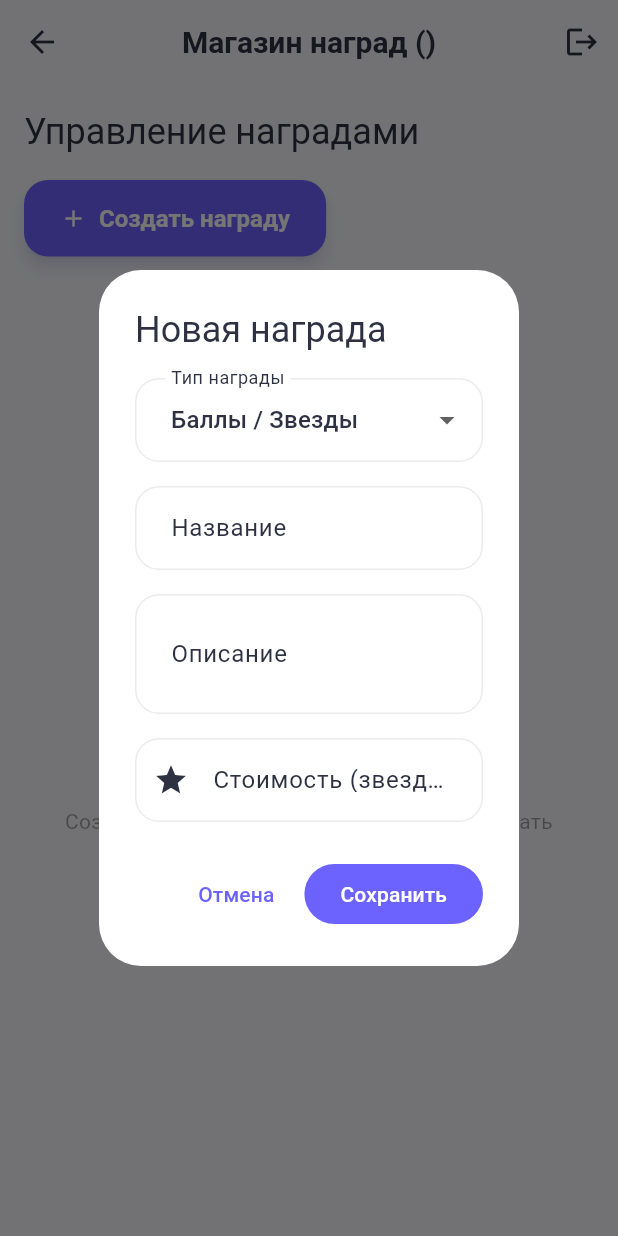
After one commit to artmikh/kids-task-tracker-v4, a Flutter app: the RewardsScreen screen opened by its route, after a tap on "Создать награду", on a phone screen of 412 x 824 dp. The commit adds this screen. Run offline on Flutter 3.47's test engine with Material 3 defaults, Android fonts, the phone set to English and light mode, and no system bars; our stand-ins replace cloud_firestore, firebase_auth, firebase_core, flutter_riverpod, go_router; accounts and stored records are empty; Roboto replaces fonts that are missing (PlusJakartaSans).

Commit message:
Rewards_beta_0.1

```diff
--- /dev/null
+++ b/lib/features/rewards/data/reward_repository.dart
@@ -0,0 +1,55 @@
+import 'package:cloud_firestore/cloud_firestore.dart';
+import 'package:firebase_auth/firebase_auth.dart';
+import '../domain/reward_model.dart';
+
+class RewardRepository {
+  final FirebaseFirestore _firestore;
+  final FirebaseAuth _auth;
+
+  RewardRepository({
+    FirebaseFirestore? firestore,
+    FirebaseAuth? auth,
+  })  : _firestore = firestore ?? FirebaseFirestore.instance,
+        _auth = auth ?? FirebaseAuth.instance;
+
+  CollectionReference get _rewardsCollection => _firestore.collection('rewards');
+
+  String? get currentUid => _auth.currentUser?.uid;
+
+  /// Поток списка наград для текущего родителя
+  Stream<List<Reward>> getMyRewardsStream() {
+    final parentId = currentUid;
+    if (parentId == null) return Stream.value([]);
+
+    return _rewardsCollection
+        .where('parentId', isEqualTo: parentId)
+        .orderBy('createdAt', descending: true)
+        .snapshots()
+        .map((snapshot) => snapshot.docs
+            .map((doc) => Reward.fromFirestore(doc))
+            .toList());
+  }
+
+  /// Создать награду
+  Future<void> addReward(Reward reward) async {
+    if (currentUid == null) throw Exception('Не авторизован');
+    await _rewardsCollection.add(reward.toMap());
+  }
+
+  /// Обновить награду (например, отметить подарок как выполненное или изменить цену)
+  Future<void> updateReward(Reward reward) async {
+    await _rewardsCollection.doc(reward.id).update(reward.toMap());
+  }
+
+  /// Удалить награду
+  Future<void> deleteReward(String rewardId) async {
+    await _rewardsCollection.doc(rewardId).delete();
+  }
+
+  /// Получить одну награду по ID
+  Future<Reward?> getRewardById(String id) async {
+    final doc = await _rewardsCollection.doc(id).get();
+    if (doc.exists) return Reward.fromFirestore(doc);
+    return null;
+  }
+}
--- /dev/null
+++ b/lib/features/rewards/domain/reward_model.dart
@@ -0,0 +1,110 @@
+import 'package:cloud_firestore/cloud_firestore.dart';
+
+enum RewardType {
+  points,          // Баллы (виртуальная валюта внутри приложения, если захотим расширить)
+  gift,            // Реальный подарок (игрушка, поход в кино)
+  screenTime,      // Время на гаджете (минуты)
+  // future types: specialActivity, chooseDinner, etc.
+}
+
+class Reward {
+  final String id;
+  final String parentId;       // Кто создал (владелец награды)
+  final String? childId;       // Если награда персональная (опционально, пока null = для всех детей)
+  final String title;
+  final String description;
+  final RewardType type;
+  final int costInStars;       // Стоимость в звездах (для screen_time и points). Для gift может быть 0 или условная цена.
+  final int durationMinutes;   // Для типа screen_time (сколько минут добавляется)
+  final bool isCompleted;      // Для типа gift (выполнено ли обещание)
+  final DateTime createdAt;
+
+  Reward({
+    required this.id,
+    required this.parentId,
+    this.childId,
+    required this.title,
+    required this.description,
+    required this.type,
+    this.costInStars = 0,
+    this.durationMinutes = 0,
+    this.isCompleted = false,
+    required this.createdAt,
+  });
+
+  factory Reward.fromFirestore(DocumentSnapshot doc) {
+    final data = doc.data() as Map<String, dynamic>;
+    return Reward(
+      id: doc.id,
+      parentId: data['parentId'] ?? '',
+      childId: data['childId'],
+      title: data['title'] ?? 'Без названия',
+      description: data['description'] ?? '',
+      type: RewardType.values.firstWhere(
+        (e) => e.name == data['type'],
+        orElse: () => RewardType.gift,
+      ),
+      costInStars: data['costInStars'] ?? 0,
+      durationMinutes: data['durationMinutes'] ?? 0,
+      isCompleted: data['isCompleted'] ?? false,
+      createdAt: (data['createdAt'] as Timestamp?)?.toDate() ?? DateTime.now(),
+    );
+  }
+
+  Map<String, dynamic> toMap() {
+    return {
+      'parentId': parentId,
+      'childId': childId,
+      'title': title,
+      'description': description,
+      'type': type.name,
+      'costInStars': costInStars,
+      'durationMinutes': durationMinutes,
+      'isCompleted': isCompleted,
+      'createdAt': Timestamp.fromDate(createdAt),
+    };
+  }
+
+  Reward copyWith({
+    String? id,
+    String? parentId,
+    String? childId,
+    String? title,
+    String? description,
+    RewardType? type,
+    int? costInStars,
+    int? durationMinutes,
+    bool? isCompleted,
+    DateTime? createdAt,
+  }) {
+    return Reward(
+      id: id ?? this.id,
+      parentId: parentId ?? this.parentId,
+      childId: childId ?? this.childId,
+      title: title ?? this.title,
+      description: description ?? this.description,
+      type: type ?? this.type,
+      costInStars: costInStars ?? this.costInStars,
+      durationMinutes: durationMinutes ?? this.durationMinutes,
+      isCompleted: isCompleted ?? this.isCompleted,
+      createdAt: createdAt ?? this.createdAt,
+    );
+  }
+
+  // Helper для отображения иконки типа
+  String get iconData {
+    switch (type) {
+      case RewardType.points: return '💰';
+      case RewardType.gift: return '🎁';
+      case RewardType.screenTime: return '📱';
+    }
+  }
+
+  String get typeLabel {
+    switch (type) {
+      case RewardType.points: return 'Баллы';
+      case RewardType.gift: return 'Подарок';
+      case RewardType.screenTime: return 'Время гаджета';
+    }
+  }
+}
--- /dev/null
+++ b/lib/features/rewards/presentation/rewards_screen.dart
@@ -0,0 +1,357 @@
+import 'package:flutter/material.dart';
+import 'package:flutter_riverpod/flutter_riverpod.dart';
+import 'package:go_router/go_router.dart';
+import '../data/reward_repository.dart';
+import '../domain/reward_model.dart';
+import '../../auth/presentation/auth_provider.dart';
+import '../../user/domain/user_profile.dart'; // Добавлен импорт
+
+// --- PROVIDERS ---
+
+final rewardRepositoryProvider = Provider<RewardRepository>((ref) {
+  return RewardRepository();
+});
+
+final myRewardsProvider = StreamProvider<List<Reward>>((ref) {
+  final repo = ref.watch(rewardRepositoryProvider);
+  return repo.getMyRewardsStream();
+});
+
+final rewardControllerProvider = StateNotifierProvider<RewardController, RewardState>((ref) {
+  return RewardController(ref.watch(rewardRepositoryProvider));
+});
+
+class RewardState {
+  final bool isLoading;
+  final String? error;
+
+  RewardState({this.isLoading = false, this.error});
+
+  RewardState copyWith({bool? isLoading, String? error}) {
+    return RewardState(
+      isLoading: isLoading ?? this.isLoading,
+      error: error,
+    );
+  }
+}
+
+class RewardController extends StateNotifier<RewardState> {
+  final RewardRepository _repo;
+
+  RewardController(this._repo) : super(RewardState());
+
+  // Исправлено: создаем объект Reward внутри контроллера
+  Future<bool> addReward(RewardType type, String title, String description, int costInStars) async {
+    state = state.copyWith(isLoading: true, error: null);
+    try {
+      final newReward = Reward(
+        id: '', // ID сгенерируется в Firestore
+        parentId: '', // Репозиторий сам подставит текущий UID
+        type: type,
+        title: title,
+        description: description,
+        costInStars: costInStars, // Используем правильное имя поля
+        createdAt: DateTime.now(),
+      );
+      await _repo.addReward(newReward);
+      state = state.copyWith(isLoading: false);
+      return true;
+    } catch (e) {
+      state = state.copyWith(isLoading: false, error: e.toString().replaceAll('Exception: ', ''));
+      return false;
+    }
+  }
+
+  Future<bool> updateReward(Reward reward) async {
+    state = state.copyWith(isLoading: true, error: null);
+    try {
+      await _repo.updateReward(reward);
+      state = state.copyWith(isLoading: false);
+      return true;
+    } catch (e) {
+      state = state.copyWith(isLoading: false, error: e.toString().replaceAll('Exception: ', ''));
+      return false;
+    }
+  }
+
+  Future<void> deleteReward(String id) async {
+    try {
+      await _repo.deleteReward(id);
+    } catch (e) {
+      state = state.copyWith(error: e.toString().replaceAll('Exception: ', ''));
+    }
+  }
+
+  void clearError() {
+    state = state.copyWith(error: null);
+  }
+}
+
+// --- SCREEN ---
+
+class RewardsScreen extends ConsumerWidget {
+  const RewardsScreen({super.key});
+
+  @override
+  Widget build(BuildContext context, WidgetRef ref) {
+    final userAsync = ref.watch(authStateProvider);
+
+    return userAsync.when(
+      data: (user) {
+        if (user == null) {
+          return const Scaffold(body: Center(child: CircularProgressIndicator()));
+        }
+        return _RewardsContent(user: user);
+      },
+      loading: () => const Scaffold(body: Center(child: CircularProgressIndicator())),
+      error: (err, _) => Scaffold(body: Center(child: Text('Ошибка: $err'))),
+    );
+  }
+}
+
+class _RewardsContent extends ConsumerStatefulWidget {
+  final UserProfile user;
+
+  const _RewardsContent({required this.user});
+
+  @override
+  ConsumerState<_RewardsContent> createState() => _RewardsContentState();
+}
+
+class _RewardsContentState extends ConsumerState<_RewardsContent> {
+  @override
+  void initState() {
+    super.initState();
+    WidgetsBinding.instance.addPostFrameCallback((_) {
+      ref.read(rewardControllerProvider.notifier).clearError();
+    });
+  }
+
+  @override
+  Widget build(BuildContext context) {
+    final theme = Theme.of(context);
+    final state = ref.watch(rewardControllerProvider);
+    final rewardsAsync = ref.watch(myRewardsProvider);
+
+    if (state.error != null) {
+      WidgetsBinding.instance.addPostFrameCallback((_) {
+        if (mounted) {
+          ScaffoldMessenger.of(context).showSnackBar(
+            SnackBar(content: Text(state.error!), backgroundColor: Colors.red),
+          );
+          ref.read(rewardControllerProvider.notifier).clearError();
+        }
+      });
+    }
+
+    return Scaffold(
+      appBar: AppBar(
+        title: Text('Магазин наград (${widget.user.displayName})'),
+        leading: IconButton(
+          icon: const Icon(Icons.arrow_back),
+          onPressed: () => context.pop(),
+        ),
+        actions: [
+          IconButton(
+            icon: const Icon(Icons.logout),
+            onPressed: () => ref.read(authRepositoryProvider).signOut(),
+          ),
+        ],
+      ),
+      body: Padding(
+        padding: const EdgeInsets.all(16.0),
+        child: Column(
+          crossAxisAlignment: CrossAxisAlignment.start,
+          children: [
+            Text(
+              'Управление наградами',
+              style: theme.textTheme.headlineSmall,
+            ),
+            const SizedBox(height: 16),
+            ElevatedButton.icon(
+              onPressed: state.isLoading ? null : () => _showRewardDialog(context, ref),
+              icon: const Icon(Icons.add),
+              label: const Text('Создать награду'),
+            ),
+            const SizedBox(height: 24),
+            Expanded(
+              // Исправлено: используем именованные аргументы для when
+              child: rewardsAsync.when(
+                data: (rewards) {
+                  if (rewards.isEmpty) {
+                    return Center(
+                      child: Column(
+                        mainAxisAlignment: MainAxisAlignment.center,
+                        children: [
+                          Icon(Icons.card_giftcard, size: 64, color: theme.disabledColor),
+                          const SizedBox(height: 16),
+                          Text('Наград пока нет', style: theme.textTheme.bodyLarge),
+                          const SizedBox(height: 8),
+                          Text('Создайте первую награду, чтобы мотивировать ребенка!',
+                               style: theme.textTheme.bodyMedium?.copyWith(color: theme.disabledColor),
+                               textAlign: TextAlign.center),
+                        ],
+                      ),
+                    );
+                  }
+                  return ListView.builder(
+                    itemCount: rewards.length,
+                    itemBuilder: (ctx, i) {
+                      final reward = rewards[i];
+                      return Card(
+                        margin: const EdgeInsets.only(bottom: 12),
+                        child: ListTile(
+                          leading: _getRewardIcon(reward.type),
+                          title: Text(reward.title),
+                          subtitle: Column(
+                            crossAxisAlignment: CrossAxisAlignment.start,
+                            children: [
+                              Text(reward.description),
+                              const SizedBox(height: 4),
+                              // Исправлено: используем cost вместо pointsRequired
+                              Text(
+                                'Цена: ${reward.costInStars} ⭐',
+                                style: const TextStyle(fontWeight: FontWeight.bold, color: Colors.amber),
+                              ),
+                            ],
+                          ),
+                          trailing: Row(
+                            mainAxisSize: MainAxisSize.min,
+                            children: [
+                              IconButton(
+                                icon: const Icon(Icons.edit, color: Colors.blue),
+                                onPressed: () => _showRewardDialog(context, ref, reward: reward),
+                              ),
+                              IconButton(
+                                icon: const Icon(Icons.delete, color: Colors.red),
+                                onPressed: () => _confirmDelete(context, ref, reward.id),
+                              ),
+                            ],
+                          ),
+                        ),
+                      );
+                    },
+                  );
+                },
+                loading: () => const Center(child: CircularProgressIndicator()),
+                error: (e, _) => Center(child: Text('Ошибка загрузки: $e')),
+              ),
+            ),
+          ],
+        ),
+      ),
+    );
+  }
+
+  Widget _getRewardIcon(RewardType type) {
+    switch (type) {
+      case RewardType.points:
+        return const CircleAvatar(backgroundColor: Colors.green, child: Icon(Icons.star, color: Colors.white));
+      case RewardType.gift:
+        return const CircleAvatar(backgroundColor: Colors.purple, child: Icon(Icons.card_giftcard, color: Colors.white));
+      case RewardType.screenTime:
+        return const CircleAvatar(backgroundColor: Colors.blue, child: Icon(Icons.timer, color: Colors.white));
+    }
+  }
+
+  void _showRewardDialog(BuildContext context, WidgetRef ref, {Reward? reward}) {
+    final titleCtrl = TextEditingController(text: reward?.title ?? '');
+    final descCtrl = TextEditingController(text: reward?.description ?? '');
+    // Исправлено: используем cost
+    final costCtrl = TextEditingController(text: reward?.costInStars.toString() ?? '');
+    RewardType selectedType = reward?.type ?? RewardType.points;
+
+    showDialog(
+      context: context,
+      builder: (ctx) => StatefulBuilder(
+        builder: (context, setDialogState) => AlertDialog(
+          title: Text(reward == null ? 'Новая награда' : 'Редактировать награду'),
+          content: SingleChildScrollView(
+            child: Column(
+              mainAxisSize: MainAxisSize.min,
+              children: [
+                DropdownButtonFormField<RewardType>(
+                  value: selectedType,
+                  decoration: const InputDecoration(labelText: 'Тип награды'),
+                  items: const [
+                    DropdownMenuItem(value: RewardType.points, child: Text('Баллы / Звезды')),
+                    DropdownMenuItem(value: RewardType.gift, child: Text('Реальный подарок')),
+                    DropdownMenuItem(value: RewardType.screenTime, child: Text('Время гаджета')),
+                  ],
+                  onChanged: (val) => setDialogState(() => selectedType = val!),
+                ),
+                const SizedBox(height: 16),
+                TextField(
+                  controller: titleCtrl,
+                  decoration: const InputDecoration(labelText: 'Название'),
+                ),
+                const SizedBox(height: 16),
+                TextField(
+                  controller: descCtrl,
+                  decoration: const InputDecoration(labelText: 'Описание'),
+                  maxLines: 2,
+                ),
+                const SizedBox(height: 16),
+                TextField(
+                  controller: costCtrl,
+                  decoration: const InputDecoration(labelText: 'Стоимость (звезды)', prefixIcon: Icon(Icons.star)),
+                  keyboardType: TextInputType.number,
+                ),
+              ],
+            ),
+          ),
+          actions: [
+            TextButton(onPressed: () => Navigator.pop(ctx), child: const Text('Отмена')),
+            FilledButton(
+              onPressed: () async {
+                if (titleCtrl.text.isEmpty || costCtrl.text.isEmpty) return;
+
+                final costInStars = int.tryParse(costCtrl.text) ?? 0;
+                if (reward == null) {
+                  // Создание
+                  final success = await ref.read(rewardControllerProvider.notifier).addReward(
+                    selectedType, titleCtrl.text, descCtrl.text, costInStars,
+                  );
+                  if (success && ctx.mounted) Navigator.pop(ctx);
+                } else {
+                  // Редактирование
+                  // Исправлено: используем copyWith с правильными полями
+                  final updated = reward.copyWith(
+                    type: selectedType,
+                    title: titleCtrl.text,
+                    description: descCtrl.text,
+                    costInStars: costInStars,
+                  );
+                  final success = await ref.read(rewardControllerProvider.notifier).updateReward(updated);
+                  if (success && ctx.mounted) Navigator.pop(ctx);
+                }
+              },
+              child: const Text('Сохранить'),
+            ),
+          ],
+        ),
+      ),
+    );
+  }
+
+  void _confirmDelete(BuildContext context, WidgetRef ref, String id) {
+    showDialog(
+      context: context,
+      builder: (ctx) => AlertDialog(
+        title: const Text('Удалить награду?'),
+        content: const Text('Это действие нельзя отменить.'),
+        actions: [
+          TextButton(onPressed: () => Navigator.pop(ctx), child: const Text('Отмена')),
+          FilledButton(
+            style: FilledButton.styleFrom(backgroundColor: Colors.red),
+            onPressed: () {
+              ref.read(rewardControllerProvider.notifier).deleteReward(id);
+              Navigator.pop(ctx);
+            },
+            child: const Text('Удалить'),
+          ),
+        ],
+      ),
+    );
+  }
+}
```
Also changed, not shown: lib/features/rewards/presentation/rewards_provider.dart (added, +96 -0 lines), lib/main.dart (+5 -2 lines).
